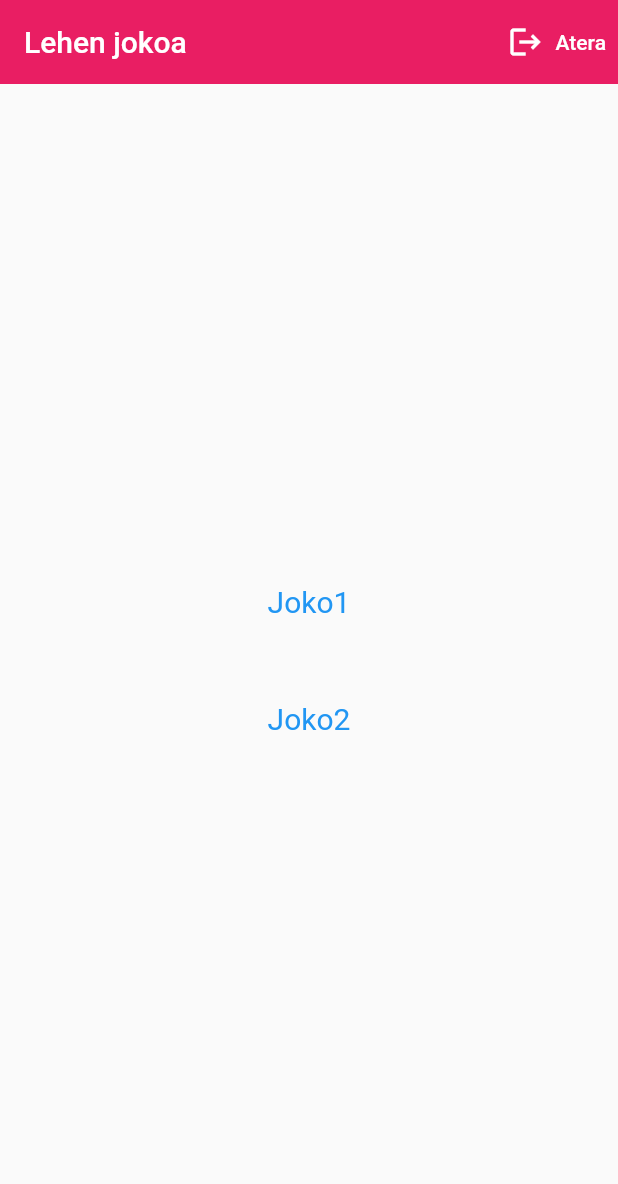
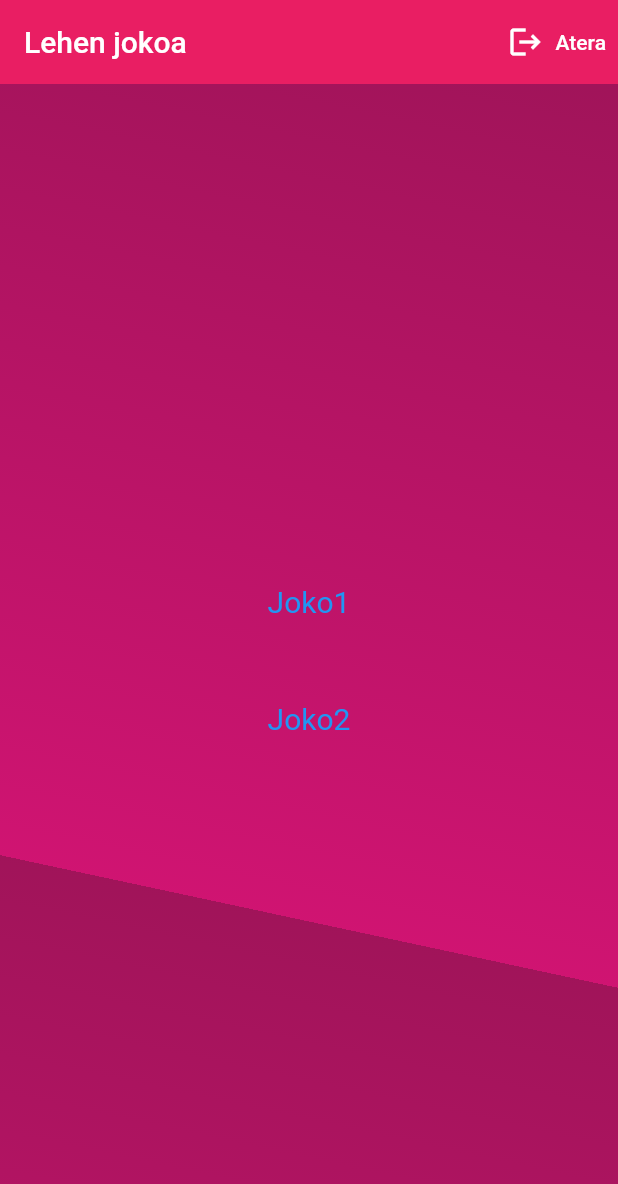
Before and after one commit to JulenAlzas/gral_jalzas_21_22, a Flutter app: the RegisterScreen screen opened by its route, after a tap on "Sartu", after a tap on "Logeatu", on a phone screen of 412 x 824 dp. Shown: the top 1184 px of the screen. Run offline on Flutter 3.47's test engine with Material 2 defaults, Android fonts, the phone set to English and light mode, and no system bars; our stand-ins replace animated_text_kit, cloud_firestore, firebase_auth, firebase_core, flutter_fortune_wheel; accounts and stored records are empty.

Commit message:
Change for small sevices with no space errors

```diff
--- a/lib/main.dart
+++ b/lib/main.dart
@@ -51,7 +51,7 @@
         // is not restarted.
         primarySwatch: Colors.blue,
       ),
-      initialRoute: 'loginhome',
+      initialRoute: 'homepage',
       routes: {
         'homepage': (BuildContext context) => const Homepage(),
         'login': (BuildContext context) => const LoginScreen(),
--- a/lib/screens/LoginHome.dart
+++ b/lib/screens/LoginHome.dart
@@ -15,7 +15,50 @@ class LoginHome extends StatelessWidget {
         return false;
       },
       child: Scaffold(
-          appBar: AppBar(
+        appBar: appBarDetails(context),
+        body: Stack(
+          children: [
+            const BackgroundHome(),
+            Center(
+              child: SingleChildScrollView(
+                  child: Column(
+                children: [
+                  TextButton(
+                    style: TextButton.styleFrom(
+                      textStyle: const TextStyle(fontSize: 20),
+                    ),
+                    onPressed: () {
+                      Navigator.push(
+                        context,
+                        MaterialPageRoute(builder: (context) => const Joko1()),
+                      );
+                    },
+                    child: const Text('Joko1'),
+                  ),
+                  const SizedBox(height: 30),
+                  TextButton(
+                    style: TextButton.styleFrom(
+                      textStyle: const TextStyle(fontSize: 20),
+                    ),
+                    onPressed: () {
+                      Navigator.push(
+                        context,
+                        MaterialPageRoute(builder: (context) => const Joko1()),
+                      );
+                    },
+                    child: const Text('Joko2'),
+                  ),
+                ],
+              )),
+            )
+          ],
+        ),
+      ),
+    );
+  }
+
+  AppBar appBarDetails(BuildContext context) {
+    return AppBar(
         backgroundColor: Colors.pink,
         title: const Text('Lehen jokoa'),
         elevation: 0,
@@ -29,51 +72,15 @@ class LoginHome extends StatelessWidget {
                   MaterialPageRoute(builder: (context) => const Homepage()),
                 );
               },
-                  icon: const Icon(Icons.logout, color: Colors.white,),
-                  label: const Text('Atera',style: TextStyle(color: Colors.white),))
+              icon: const Icon(
+                Icons.logout,
+                color: Colors.white,
+              ),
+              label: const Text(
+                'Atera',
+                style: TextStyle(color: Colors.white),
+              ))
         ],
-          ),
-          body: Stack(
-            children: [
-              // const BackgroundHome(),
-
-              Center(
-                child: SingleChildScrollView(
-                    child: Column(
-                  children: [
-                    TextButton(
-                      style: TextButton.styleFrom(
-                        textStyle: const TextStyle(fontSize: 20),
-                      ),
-                      onPressed: () {
-                        Navigator.push(
-                          context,
-                          MaterialPageRoute(
-                              builder: (context) => const Joko1()),
-                        );
-                      },
-                      child: const Text('Joko1'),
-                    ),
-                    const SizedBox(height: 30),
-                    TextButton(
-                      style: TextButton.styleFrom(
-                        textStyle: const TextStyle(fontSize: 20),
-                      ),
-                      onPressed: () {
-                        Navigator.push(
-                          context,
-                          MaterialPageRoute(
-                              builder: (context) => const Joko1()),
-                        );
-                      },
-                      child: const Text('Joko2'),
-                    ),
-                  ],
-                )),
-              )
-            ],
-          ),
-        ),
       );
   }
 }
```
Also changed, not shown: lib/screens/Joko1.dart (+69 -47 lines). Lines whose indentation alone changed are shown as unchanged.
